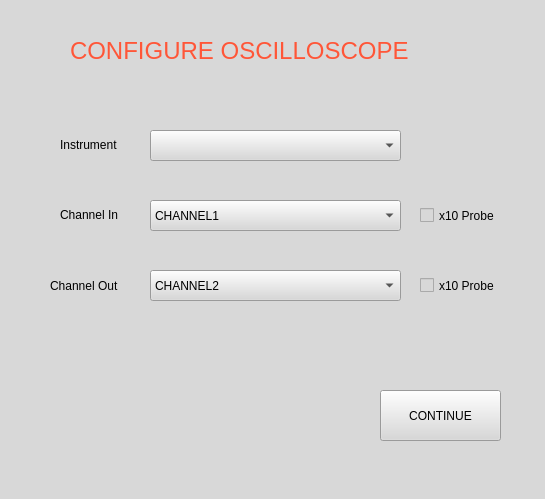
scheinpablo/AutoBodeGenerator-TIVisa, file BodeManagement/UIManagement/configureOsc.ui: the form before one commit.
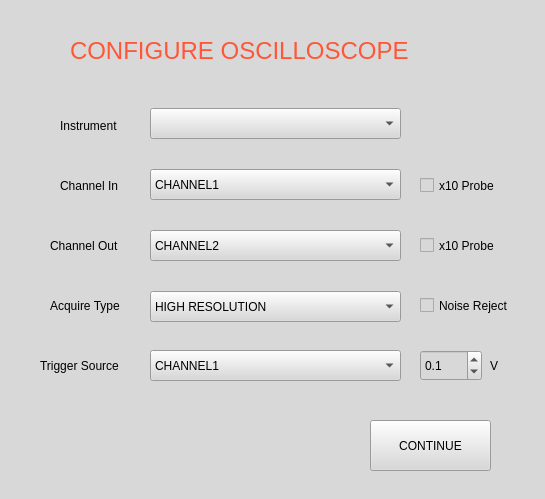
The form after the commit.

Commit message: acquire and trigger config

Patch:
```diff
--- a/BodeManagement/UIManagement/configureOsc.ui
+++ b/BodeManagement/UIManagement/configureOsc.ui
@@ -47,9 +47,9 @@
     <property name="geometry">
      <rect>
       <x>60</x>
-      <y>134</y>
+      <y>110</y>
       <width>91</width>
-      <height>21</height>
+      <height>31</height>
      </rect>
     </property>
     <property name="text">
@@ -60,9 +60,9 @@
     <property name="geometry">
      <rect>
       <x>60</x>
-      <y>204</y>
+      <y>170</y>
       <width>91</width>
-      <height>21</height>
+      <height>31</height>
      </rect>
     </property>
     <property name="text">
@@ -73,7 +73,7 @@
     <property name="geometry">
      <rect>
       <x>150</x>
-      <y>200</y>
+      <y>169</y>
       <width>251</width>
       <height>31</height>
      </rect>
@@ -102,8 +102,8 @@
    <widget class="QPushButton" name="continueButton">
     <property name="geometry">
      <rect>
-      <x>380</x>
-      <y>390</y>
+      <x>370</x>
+      <y>420</y>
       <width>121</width>
       <height>51</height>
      </rect>
@@ -116,7 +116,7 @@
     <property name="geometry">
      <rect>
       <x>420</x>
-      <y>200</y>
+      <y>170</y>
       <width>81</width>
       <height>31</height>
      </rect>
@@ -129,7 +129,7 @@
     <property name="geometry">
      <rect>
       <x>420</x>
-      <y>270</y>
+      <y>230</y>
       <width>81</width>
       <height>31</height>
      </rect>
@@ -142,9 +142,9 @@
     <property name="geometry">
      <rect>
       <x>50</x>
-      <y>276</y>
-      <width>91</width>
-      <height>20</height>
+      <y>230</y>
+      <width>71</width>
+      <height>31</height>
      </rect>
     </property>
     <property name="text">
@@ -155,7 +155,7 @@
     <property name="geometry">
      <rect>
       <x>150</x>
-      <y>270</y>
+      <y>230</y>
       <width>251</width>
       <height>31</height>
      </rect>
@@ -190,9 +190,9 @@
    <widget class="QLabel" name="errorLabel">
     <property name="geometry">
      <rect>
-      <x>30</x>
-      <y>350</y>
-      <width>491</width>
+      <x>50</x>
+      <y>430</y>
+      <width>281</width>
       <height>20</height>
      </rect>
     </property>
@@ -207,12 +207,156 @@
     <property name="geometry">
      <rect>
       <x>150</x>
-      <y>130</y>
+      <y>108</y>
       <width>251</width>
       <height>31</height>
      </rect>
     </property>
    </widget>
+   <widget class="QCheckBox" name="noiseRejectBox">
+    <property name="geometry">
+     <rect>
+      <x>420</x>
+      <y>290</y>
+      <width>101</width>
+      <height>31</height>
+     </rect>
+    </property>
+    <property name="text">
+     <string>Noise Reject</string>
+    </property>
+   </widget>
+   <widget class="QComboBox" name="acquireBox">
+    <property name="geometry">
+     <rect>
+      <x>150</x>
+      <y>291</y>
+      <width>251</width>
+      <height>31</height>
+     </rect>
+    </property>
+    <property name="currentIndex">
+     <number>3</number>
+    </property>
+    <item>
+     <property name="text">
+      <string>NORMAL</string>
+     </property>
+    </item>
+    <item>
+     <property name="text">
+      <string>PEAK</string>
+     </property>
+    </item>
+    <item>
+     <property name="text">
+      <string>AVERAGE</string>
+     </property>
+    </item>
+    <item>
+     <property name="text">
+      <string>HIGH RESOLUTION</string>
+     </property>
+    </item>
+   </widget>
+   <widget class="QLabel" name="label_5">
+    <property name="geometry">
+     <rect>
+      <x>50</x>
+      <y>290</y>
+      <width>91</width>
+      <height>31</height>
+     </rect>
+    </property>
+    <property name="text">
+     <string>Acquire Type</string>
+    </property>
+   </widget>
+   <widget class="QComboBox" name="triggerSourceBox">
+    <property name="geometry">
+     <rect>
+      <x>150</x>
+      <y>350</y>
+      <width>251</width>
+      <height>31</height>
+     </rect>
+    </property>
+    <property name="currentIndex">
+     <number>0</number>
+    </property>
+    <item>
+     <property name="text">
+      <string>CHANNEL1</string>
+     </property>
+    </item>
+    <item>
+     <property name="text">
+      <string>CHANNEL2</string>
+     </property>
+    </item>
+    <item>
+     <property name="text">
+      <string>CHANNEL3</string>
+     </property>
+    </item>
+    <item>
+     <property name="text">
+      <string>CHANNEL4</string>
+     </property>
+    </item>
+    <item>
+     <property name="text">
+      <string>EXTERNAL</string>
+     </property>
+    </item>
+    <item>
+     <property name="text">
+      <string>LINE</string>
+     </property>
+    </item>
+   </widget>
+   <widget class="QLabel" name="label_6">
+    <property name="geometry">
+     <rect>
+      <x>40</x>
+      <y>350</y>
+      <width>91</width>
+      <height>31</height>
+     </rect>
+    </property>
+    <property name="text">
+     <string>Trigger Source</string>
+    </property>
+   </widget>
+   <widget class="QDoubleSpinBox" name="triggerLevelBox">
+    <property name="geometry">
+     <rect>
+      <x>420</x>
+      <y>350</y>
+      <width>62</width>
+      <height>31</height>
+     </rect>
+    </property>
+    <property name="decimals">
+     <number>1</number>
+    </property>
+    <property name="value">
+     <double>0.100000000000000</double>
+    </property>
+   </widget>
+   <widget class="QLabel" name="label_7">
+    <property name="geometry">
+     <rect>
+      <x>490</x>
+      <y>350</y>
+      <width>21</width>
+      <height>31</height>
+     </rect>
+    </property>
+    <property name="text">
+     <string>V</string>
+    </property>
+   </widget>
   </widget>
   <widget class="QStatusBar" name="statusbar"/>
  </widget>
```
The commit also changes 4 other files.
